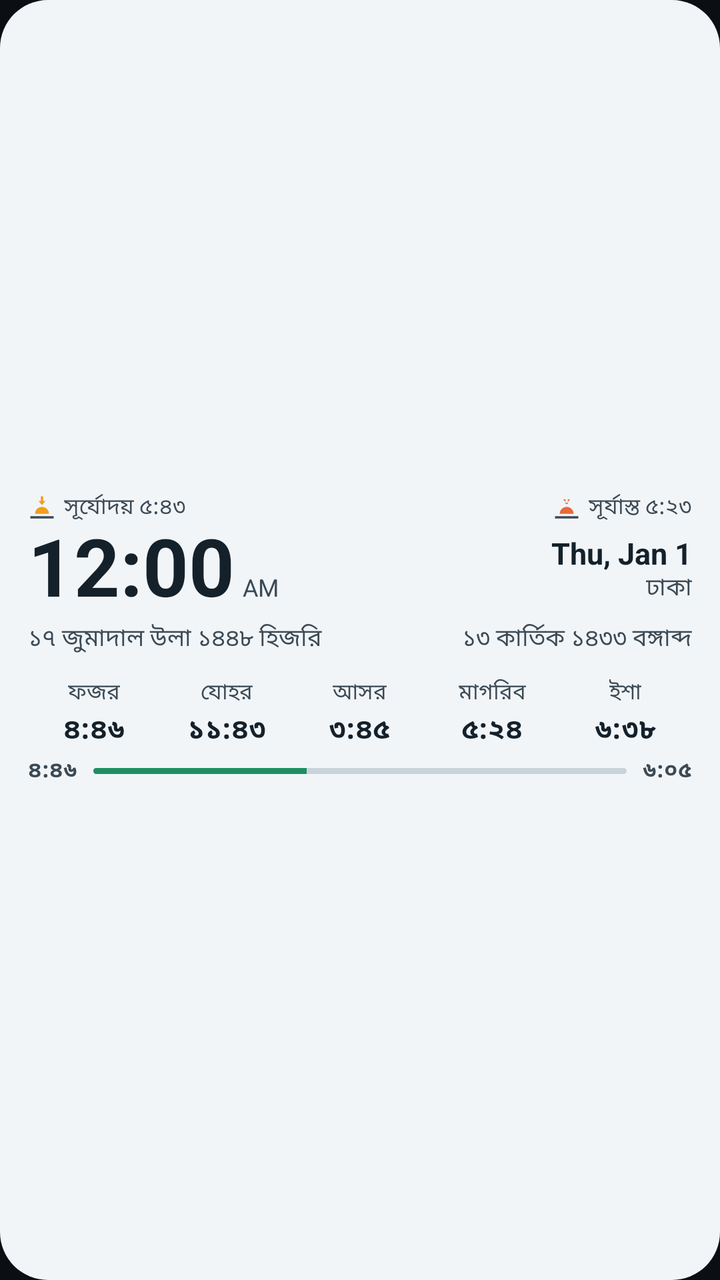
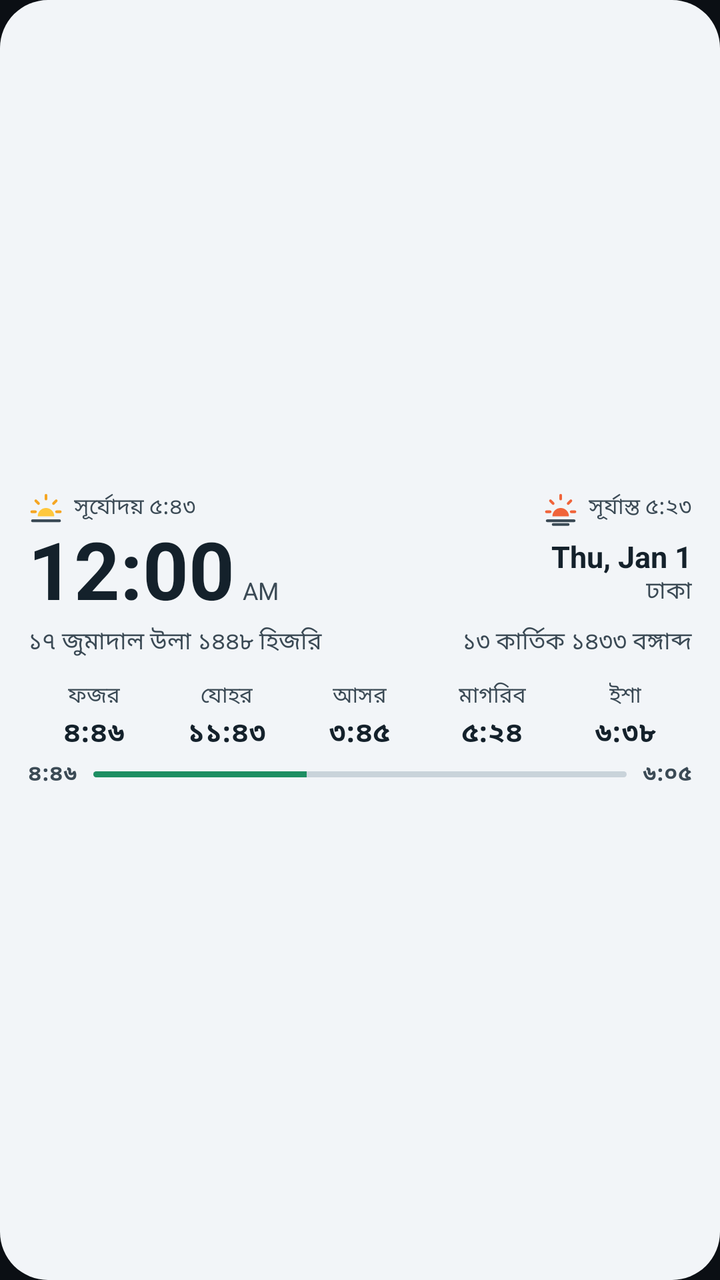

Before-and-after screenshots of an Android layout around one commit, followed by the original layout XML and the change that was made.
<!-- AndroidManifest.xml: application theme AppTheme -->
<!-- res/layout/widget_v2.xml -->
<?xml version="1.0" encoding="utf-8"?>
<LinearLayout xmlns:android="http://schemas.android.com/apk/res/android"
    android:id="@+id/root"
    android:layout_width="match_parent"
    android:layout_height="match_parent"
    android:background="@drawable/widget_bg"
    android:gravity="center_vertical"
    android:orientation="vertical"
    android:paddingStart="14dp"
    android:paddingTop="5dp"
    android:paddingEnd="14dp"
    android:paddingBottom="5dp">

    
    <LinearLayout
        android:layout_width="match_parent"
        android:layout_height="wrap_content"
        android:orientation="horizontal">

        <TextView
            android:id="@+id/zz_sunrise"
            android:layout_width="0dp"
            android:layout_height="wrap_content"
            android:layout_weight="1"
            android:drawableStart="@drawable/ic_sunrise"
            android:drawablePadding="4dp"
            android:gravity="center_vertical|start"
            android:includeFontPadding="false"
            android:maxLines="1"
            android:text="সূর্যোদয় ৫:৪৩"
            android:textColor="@color/w_text2"
            android:textSize="11sp" />

        <TextView
            android:id="@+id/zz_sunset"
            android:layout_width="wrap_content"
            android:layout_height="wrap_content"
            android:drawableStart="@drawable/ic_sunset"
            android:drawablePadding="4dp"
            android:gravity="center_vertical|end"
            android:includeFontPadding="false"
            android:maxLines="1"
            android:text="সূর্যাস্ত ৫:২৩"
            android:textColor="@color/w_text2"
            android:textSize="11sp" />
    </LinearLayout>

    
    <LinearLayout
        android:layout_width="match_parent"
        android:layout_height="wrap_content"
        android:gravity="center_vertical"
        android:orientation="horizontal">

        <LinearLayout
            android:layout_width="0dp"
            android:layout_height="wrap_content"
            android:layout_weight="1"
            android:gravity="bottom"
            android:orientation="horizontal">

            <TextClock
                android:id="@+id/time"
                android:layout_width="wrap_content"
                android:layout_height="wrap_content"
                android:format12Hour="h:mm"
                android:format24Hour="h:mm"
                android:includeFontPadding="false"
                android:textColor="@color/w_text"
                android:textSize="40sp"
                android:textStyle="bold" />

            <TextClock
                android:id="@+id/ampm"
                android:layout_width="wrap_content"
                android:layout_height="wrap_content"
                android:format12Hour="a"
                android:format24Hour="a"
                android:includeFontPadding="false"
                android:paddingStart="4dp"
                android:paddingBottom="6dp"
                android:textColor="@color/w_text2"
                android:textSize="12sp" />
        </LinearLayout>

        <LinearLayout
            android:layout_width="wrap_content"
            android:layout_height="wrap_content"
            android:gravity="end"
            android:orientation="vertical">

            <TextClock
                android:id="@+id/endate"
                android:layout_width="wrap_content"
                android:layout_height="wrap_content"
                android:format12Hour="EEE, MMM d"
                android:format24Hour="EEE, MMM d"
                android:gravity="end"
                android:maxLines="1"
                android:textColor="@color/w_text"
                android:textSize="15sp"
                android:textStyle="bold" />

            <TextView
                android:id="@+id/zz_loc"
                android:layout_width="wrap_content"
                android:layout_height="wrap_content"
                android:gravity="end"
                android:includeFontPadding="false"
                android:maxLines="1"
                android:text="ঢাকা"
                android:textColor="@color/w_text2"
                android:textSize="12sp" />
        </LinearLayout>
    </LinearLayout>

    
    <LinearLayout
        android:layout_width="match_parent"
        android:layout_height="wrap_content"
        android:layout_marginTop="2dp"
        android:orientation="horizontal">

        <TextView
            android:id="@+id/hijri"
            android:layout_width="0dp"
            android:layout_height="wrap_content"
            android:layout_weight="1"
            android:gravity="start"
            android:maxLines="1"
            android:text="১৭ জুমাদাল উলা ১৪৪৮ হিজরি"
            android:textColor="@color/w_text2"
            android:textSize="12sp" />

        <TextView
            android:id="@+id/bangla"
            android:layout_width="wrap_content"
            android:layout_height="wrap_content"
            android:gravity="end"
            android:maxLines="1"
            android:paddingStart="8dp"
            android:text="১৩ কার্তিক ১৪৩৩ বঙ্গাব্দ"
            android:textColor="@color/w_text2"
            android:textSize="12sp" />
    </LinearLayout>

    
    <LinearLayout
        android:layout_width="match_parent"
        android:layout_height="wrap_content"
        android:layout_marginTop="6dp"
        android:orientation="horizontal">

        <LinearLayout
            android:id="@+id/c0"
            android:layout_width="0dp"
            android:layout_height="wrap_content"
            android:layout_weight="1"
            android:gravity="center"
            android:orientation="vertical"
            android:paddingTop="4dp"
            android:paddingBottom="2dp">

            <TextView
                android:id="@+id/n0"
                android:layout_width="wrap_content"
                android:layout_height="wrap_content"
                android:maxLines="1"
                android:text="ফজর"
                android:textColor="@color/w_text2"
                android:textSize="11sp" />

            <TextView
                android:id="@+id/t0"
                android:layout_width="wrap_content"
                android:layout_height="wrap_content"
                android:maxLines="1"
                android:text="৪:৪৬"
                android:textColor="@color/w_text"
                android:textSize="14sp"
                android:textStyle="bold" />
        </LinearLayout>

        <LinearLayout
            android:id="@+id/c1"
            android:layout_width="0dp"
            android:layout_height="wrap_content"
            android:layout_weight="1"
            android:gravity="center"
            android:orientation="vertical"
            android:paddingTop="4dp"
            android:paddingBottom="2dp">

            <TextView
                android:id="@+id/n1"
                android:layout_width="wrap_content"
                android:layout_height="wrap_content"
                android:maxLines="1"
                android:text="যোহর"
                android:textColor="@color/w_text2"
                android:textSize="11sp" />

            <TextView
                android:id="@+id/t1"
                android:layout_width="wrap_content"
                android:layout_height="wrap_content"
                android:maxLines="1"
                android:text="১১:৪৩"
                android:textColor="@color/w_text"
                android:textSize="14sp"
                android:textStyle="bold" />
        </LinearLayout>

        <LinearLayout
            android:id="@+id/c2"
            android:layout_width="0dp"
            android:layout_height="wrap_content"
            android:layout_weight="1"
            android:gravity="center"
            android:orientation="vertical"
            android:paddingTop="4dp"
            android:paddingBottom="2dp">

            <TextView
                android:id="@+id/n2"
                android:layout_width="wrap_content"
                android:layout_height="wrap_content"
                android:maxLines="1"
                android:text="আসর"
                android:textColor="@color/w_text2"
                android:textSize="11sp" />

            <TextView
                android:id="@+id/t2"
                android:layout_width="wrap_content"
                android:layout_height="wrap_content"
                android:maxLines="1"
                android:text="৩:৪৫"
                android:textColor="@color/w_text"
                android:textSize="14sp"
                android:textStyle="bold" />
        </LinearLayout>

        <LinearLayout
            android:id="@+id/c3"
            android:layout_width="0dp"
            android:layout_height="wrap_content"
            android:layout_weight="1"
            android:gravity="center"
            android:orientation="vertical"
            android:paddingTop="4dp"
            android:paddingBottom="2dp">

            <TextView
                android:id="@+id/n3"
                android:layout_width="wrap_content"
                android:layout_height="wrap_content"
                android:maxLines="1"
                android:text="মাগরিব"
                android:textColor="@color/w_text2"
                android:textSize="11sp" />

            <TextView
                android:id="@+id/t3"
                android:layout_width="wrap_content"
                android:layout_height="wrap_content"
                android:maxLines="1"
                android:text="৫:২৪"
                android:textColor="@color/w_text"
                android:textSize="14sp"
                android:textStyle="bold" />
        </LinearLayout>

        <LinearLayout
            android:id="@+id/c4"
            android:layout_width="0dp"
            android:layout_height="wrap_content"
            android:layout_weight="1"
            android:gravity="center"
            android:orientation="vertical"
            android:paddingTop="4dp"
            android:paddingBottom="2dp">

            <TextView
                android:id="@+id/n4"
                android:layout_width="wrap_content"
                android:layout_height="wrap_content"
                android:maxLines="1"
                android:text="ইশা"
                android:textColor="@color/w_text2"
                android:textSize="11sp" />

            <TextView
                android:id="@+id/t4"
                android:layout_width="wrap_content"
                android:layout_height="wrap_content"
                android:maxLines="1"
                android:text="৬:৩৮"
                android:textColor="@color/w_text"
                android:textSize="14sp"
                android:textStyle="bold" />
        </LinearLayout>
    </LinearLayout>

    
    <LinearLayout
        android:id="@+id/zz_wrow"
        android:layout_width="match_parent"
        android:layout_height="wrap_content"
        android:layout_marginTop="1dp"
        android:gravity="center_vertical"
        android:orientation="horizontal">

        <TextView
            android:id="@+id/zz_ws"
            android:layout_width="wrap_content"
            android:layout_height="wrap_content"
            android:includeFontPadding="false"
            android:maxLines="1"
            android:text="৪:৪৬"
            android:textColor="@color/w_text2"
            android:textSize="11sp"
            android:textStyle="bold" />

        <ProgressBar
            android:id="@+id/zz_wbar"
            style="?android:attr/progressBarStyleHorizontal"
            android:layout_width="0dp"
            android:layout_height="3dp"
            android:layout_marginStart="8dp"
            android:layout_marginEnd="8dp"
            android:layout_weight="1"
            android:indeterminate="false"
            android:max="1000"
            android:maxHeight="3dp"
            android:minHeight="3dp"
            android:progress="400"
            android:progressDrawable="@drawable/wbar" />

        <TextView
            android:id="@+id/zz_we"
            android:layout_width="wrap_content"
            android:layout_height="wrap_content"
            android:includeFontPadding="false"
            android:maxLines="1"
            android:text="৬:০৫"
            android:textColor="@color/w_text2"
            android:textSize="11sp"
            android:textStyle="bold" />
    </LinearLayout>
</LinearLayout>
<!-- resources referenced by this layout -->
<resources>
  <color name="w_text">#14212B</color>
  <color name="w_text2">#3B4A55</color>
  <!-- drawable ic_sunrise (drawable) -->
  <?xml version="1.0" encoding="utf-8"?>
  <vector xmlns:android="http://schemas.android.com/apk/res/android"
      android:width="14dp"
      android:height="14dp"
      android:viewportWidth="24"
      android:viewportHeight="24">
      <path android:fillColor="#F29D1F" android:pathData="M6,17a6,6 0 0,1 12,0z" />
      <path android:fillColor="#F29D1F" android:pathData="M11,2h2v4h2l-3,3.5l-3,-3.5h2z" />
      <path android:fillColor="#3B4A55" android:pathData="M2,19h20v2h-20z" />
  </vector>
  <!-- drawable ic_sunset (drawable) -->
  <?xml version="1.0" encoding="utf-8"?>
  <vector xmlns:android="http://schemas.android.com/apk/res/android"
      android:width="14dp"
      android:height="14dp"
      android:viewportWidth="24"
      android:viewportHeight="24">
      <path android:fillColor="#E8693A" android:pathData="M6,17a6,6 0 0,1 12,0z" />
      <path android:fillColor="#E8693A" android:pathData="M11,8.5h2v-4h2l-3,3.5l-3,-3.5h2z" />
      <path android:fillColor="#3B4A55" android:pathData="M2,19h20v2h-20z" />
  </vector>
  <!-- drawable wbar (drawable) -->
  <?xml version="1.0" encoding="utf-8"?>
  <layer-list xmlns:android="http://schemas.android.com/apk/res/android">
      <item android:id="@android:id/background">
          <shape android:shape="rectangle">
              <corners android:radius="2dp" />
              <solid android:color="@color/w_bar_bg" />
          </shape>
      </item>
      <item android:id="@android:id/progress">
          <clip>
              <shape android:shape="rectangle">
                  <corners android:radius="2dp" />
                  <solid android:color="@color/w_bar_fg" />
              </shape>
          </clip>
      </item>
  </layer-list>
  <!-- drawable widget_bg (drawable) -->
  <?xml version="1.0" encoding="utf-8"?>
  <shape xmlns:android="http://schemas.android.com/apk/res/android" android:shape="rectangle">
      <solid android:color="@color/w_bg" />
      <corners android:radius="24dp" />
  </shape>
  <style name="AppTheme" parent="android:Theme.DeviceDefault.NoActionBar">
          <item name="android:windowBackground">@color/bg</item>
          <item name="android:statusBarColor">@color/bg</item>
          <item name="android:navigationBarColor">@color/bg</item>
      </style>
  <color name="w_bar_bg">#C9D3DA</color>
  <color name="w_bar_fg">#1E8E62</color>
  <color name="w_bg">#F2F5F8</color>
  <color name="bg">#0B0F14</color>
</resources>

<!-- the commit's change to res/layout/widget_v2.xml (unified diff, before → after) -->
@@ -23,7 +23,7 @@
             android:layout_height="wrap_content"
             android:layout_weight="1"
             android:drawableStart="@drawable/ic_sunrise"
-            android:drawablePadding="4dp"
+            android:drawablePadding="5dp"
             android:gravity="center_vertical|start"
             android:includeFontPadding="false"
             android:maxLines="1"
@@ -36,7 +36,7 @@
             android:layout_width="wrap_content"
             android:layout_height="wrap_content"
             android:drawableStart="@drawable/ic_sunset"
-            android:drawablePadding="4dp"
+            android:drawablePadding="5dp"
             android:gravity="center_vertical|end"
             android:includeFontPadding="false"
             android:maxLines="1"
<!-- resource entries referenced after the edit -->
@@ -5,24 +5,50 @@
   <!-- drawable ic_sunrise (drawable) -->
   <?xml version="1.0" encoding="utf-8"?>
   <vector xmlns:android="http://schemas.android.com/apk/res/android"
-      android:width="14dp"
-      android:height="14dp"
+      android:width="18dp"
+      android:height="18dp"
       android:viewportWidth="24"
       android:viewportHeight="24">
-      <path android:fillColor="#F29D1F" android:pathData="M6,17a6,6 0 0,1 12,0z" />
-      <path android:fillColor="#F29D1F" android:pathData="M11,2h2v4h2l-3,3.5l-3,-3.5h2z" />
-      <path android:fillColor="#3B4A55" android:pathData="M2,19h20v2h-20z" />
+      
+      <path
+          android:pathData="M12,3.5v2.5M5.2,7.2l1.8,1.8M18.8,7.2l-1.8,1.8M2.5,14.5h2.5M19,14.5h2.5"
+          android:strokeColor="#F5A623"
+          android:strokeWidth="1.8"
+          android:strokeLineCap="round" />
+      
+      <path
+          android:fillColor="#FFC83D"
+          android:pathData="M6.5,17.5a5.5,5.5 0 0,1 11,0z" />
+      
+      <path
+          android:pathData="M3,20.5h18"
+          android:strokeColor="#3B4A55"
+          android:strokeWidth="1.8"
+          android:strokeLineCap="round" />
   </vector>
   <!-- drawable ic_sunset (drawable) -->
   <?xml version="1.0" encoding="utf-8"?>
   <vector xmlns:android="http://schemas.android.com/apk/res/android"
-      android:width="14dp"
-      android:height="14dp"
+      android:width="18dp"
+      android:height="18dp"
       android:viewportWidth="24"
       android:viewportHeight="24">
-      <path android:fillColor="#E8693A" android:pathData="M6,17a6,6 0 0,1 12,0z" />
-      <path android:fillColor="#E8693A" android:pathData="M11,8.5h2v-4h2l-3,3.5l-3,-3.5h2z" />
-      <path android:fillColor="#3B4A55" android:pathData="M2,19h20v2h-20z" />
+      
+      <path
+          android:pathData="M12,3.5v2.5M5.2,7.2l1.8,1.8M18.8,7.2l-1.8,1.8M2.5,14.5h2.5M19,14.5h2.5"
+          android:strokeColor="#F0643A"
+          android:strokeWidth="1.8"
+          android:strokeLineCap="round" />
+      
+      <path
+          android:fillColor="#F0643A"
+          android:pathData="M6.5,17.5a5.5,5.5 0 0,1 11,0z" />
+      
+      <path
+          android:pathData="M3,20.5h18M7,23h10"
+          android:strokeColor="#3B4A55"
+          android:strokeWidth="1.8"
+          android:strokeLineCap="round" />
   </vector>
   <!-- drawable wbar (drawable) -->
   <?xml version="1.0" encoding="utf-8"?>
